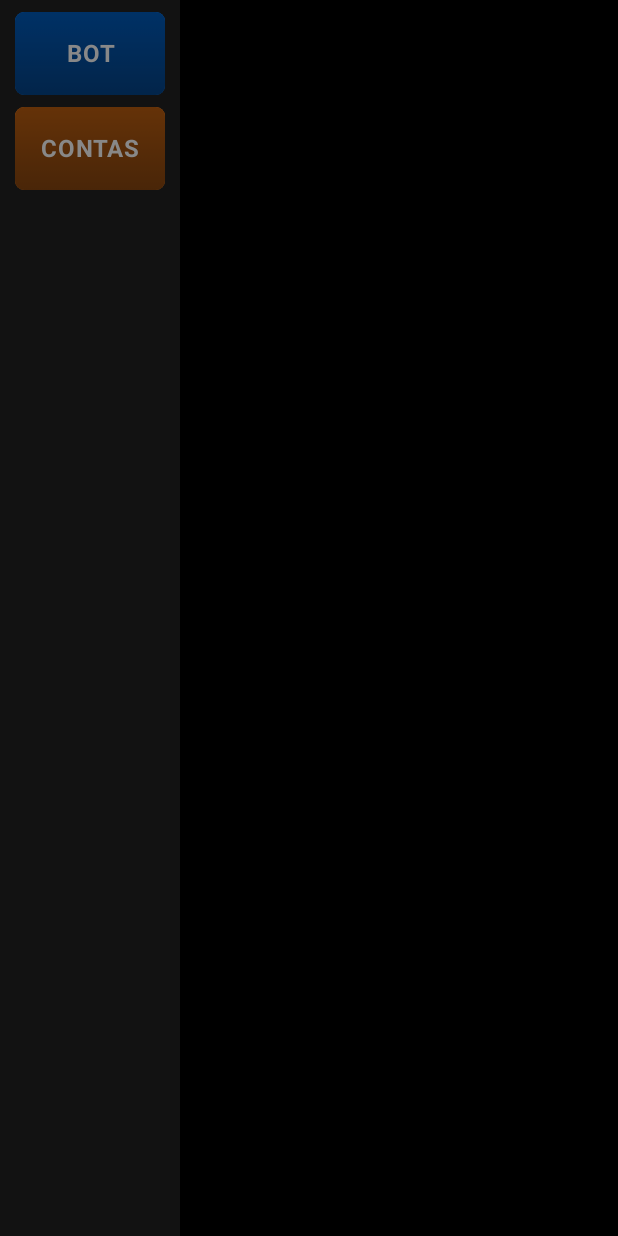
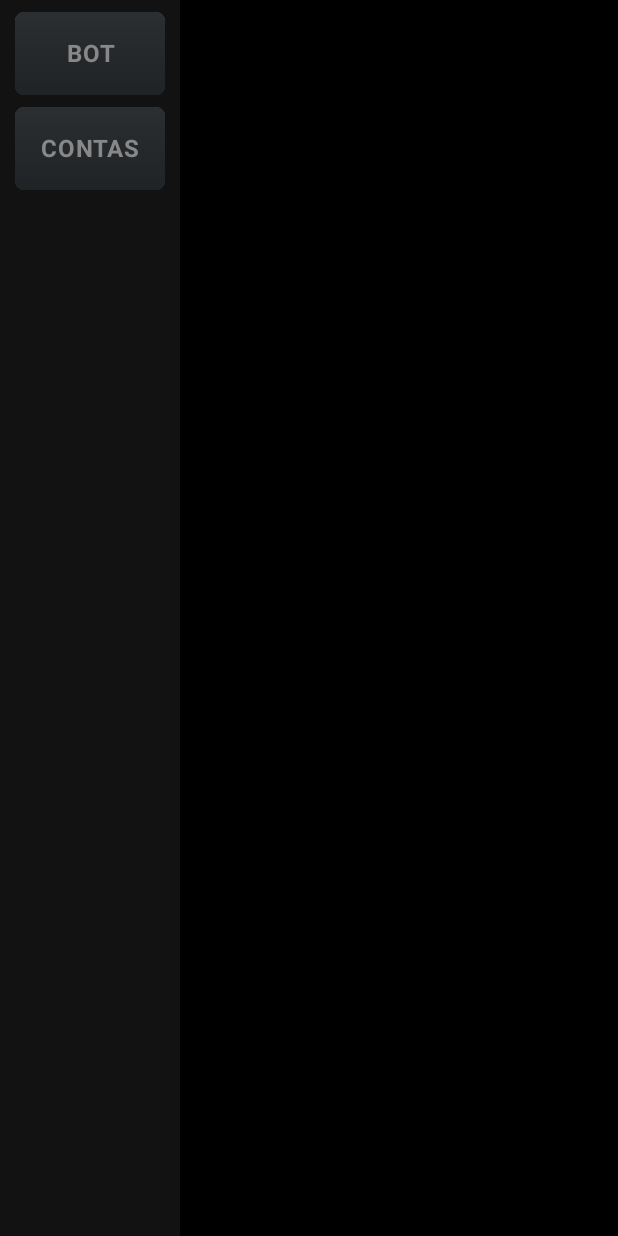
Before and after one commit to bolsonarobr/forge-download, an Android app built with Jetpack Compose: the screen it shows after launch (MainActivity), on a phone screen of 412 x 824 dp. Run offline under Robolectric (Android 15) with nearby library versions, the light colour scheme and no system bars.

Commit message:
cores padronizadas

```diff
--- a/app/src/main/java/com/tiago/forgeapp/MainScreen.kt
+++ b/app/src/main/java/com/tiago/forgeapp/MainScreen.kt
@@ -65,14 +65,14 @@ fun MainScreen() {
         ) {
             TouchButton(
                 text = "BOT",
-                color = BlueButton,
+                color = GreyButton,
                 onClick = { selectedContent = "BOT" },
                 enabled = isServerAvailable,
                 modifier = Modifier.width(100.dp).height(55.dp)
             )
             TouchButton(
                 text = "CONTAS",
-                color = OrangeButton,
+                color = GreyButton,
                 onClick = { selectedContent = "CONTAS" },
                 enabled = isServerAvailable,
                 modifier = Modifier.width(100.dp).height(55.dp)
--- a/app/src/main/java/com/tiago/forgeapp/ui/theme/Color.kt
+++ b/app/src/main/java/com/tiago/forgeapp/ui/theme/Color.kt
@@ -7,5 +7,6 @@ val GreenButton = Color(0xFF28A745)
 val RedButton = Color(0xFFDC3545)
 val OrangeButton = Color(0xFFFD7E14)
 val PurpleButton = Color(0xFF6F42C1)
+val GreyButton = Color(0xFF6C757D)
 val DarkGreyPanel = Color(0xFF121212)
 val BlackBackground = Color(0xFF000000)
```
Also changed, not shown: 1 other file.
